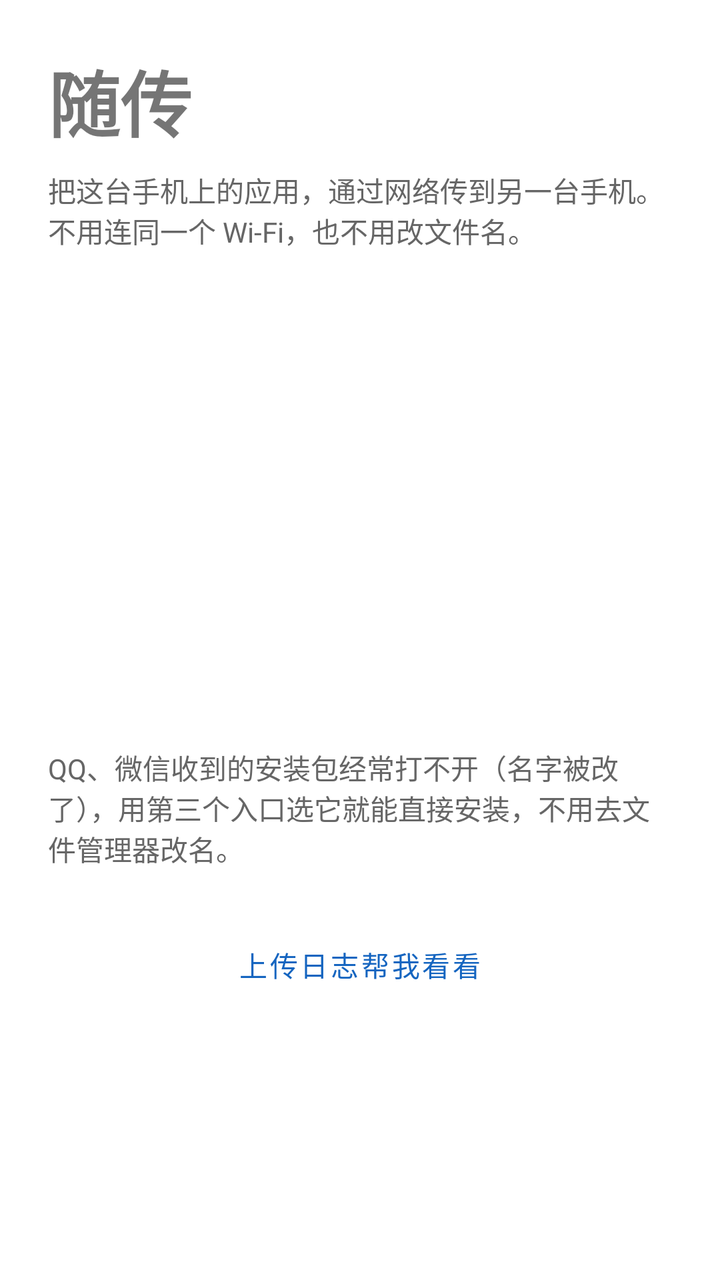
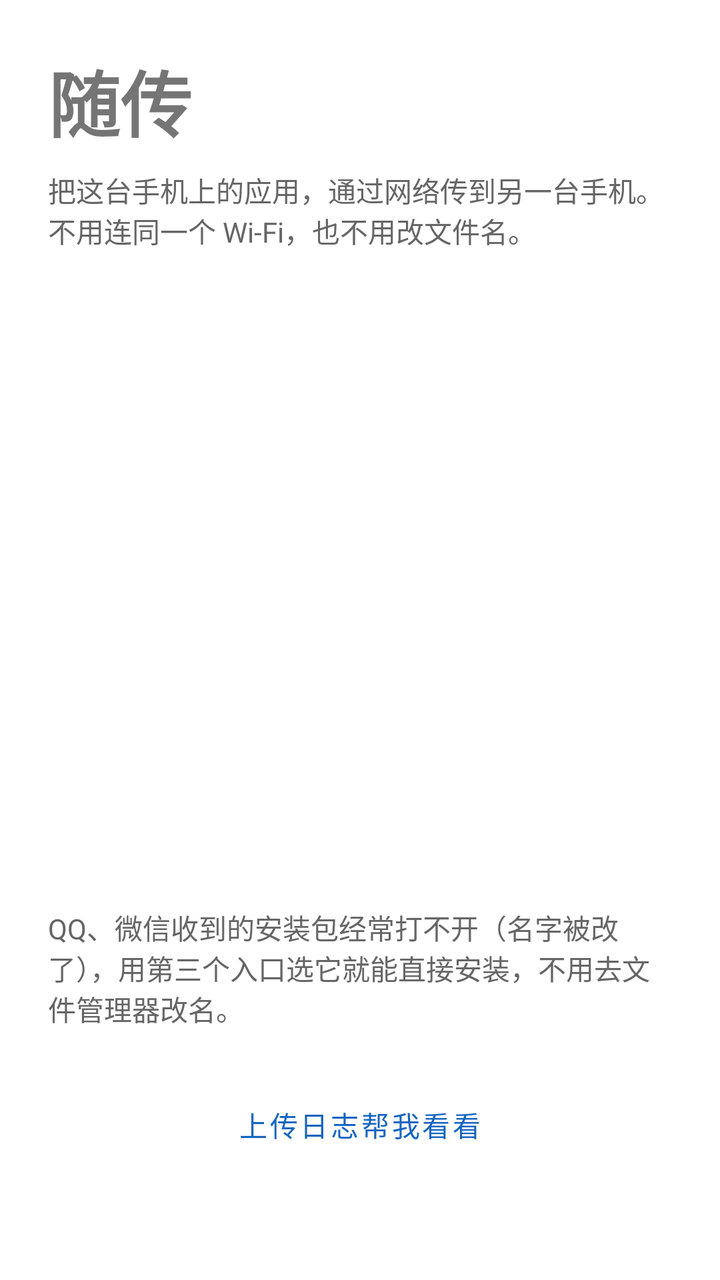

Two renders of the same Android screen: before a commit and after it. Below are the layout's source before the change and the commit's diff.
<!-- AndroidManifest.xml: application theme Theme.Suichuan -->
<!-- res/layout/activity_main.xml -->
<?xml version="1.0" encoding="utf-8"?>
<ScrollView xmlns:android="http://schemas.android.com/apk/res/android"
    android:layout_width="match_parent"
    android:layout_height="match_parent">

    <LinearLayout
        android:layout_width="match_parent"
        android:layout_height="wrap_content"
        android:orientation="vertical"
        android:padding="24dp">

        <TextView
            android:layout_width="match_parent"
            android:layout_height="wrap_content"
            android:text="随传"
            android:textSize="36sp"
            android:textStyle="bold" />

        <TextView
            style="@style/Suichuan.HintText"
            android:text="把这台手机上的应用，通过网络传到另一台手机。不用连同一个 Wi-Fi，也不用改文件名。" />

        <Button
            android:id="@+id/button_send"
            style="@style/Suichuan.BigButton"
            android:text="发送应用" />

        <Button
            android:id="@+id/button_receive"
            style="@style/Suichuan.BigButton"
            android:text="输入取件码" />

        <Button
            android:id="@+id/button_rescue"
            style="@style/Suichuan.BigButton"
            android:text="安装 QQ/微信收到的安装包" />

        <TextView
            style="@style/Suichuan.HintText"
            android:text="QQ、微信收到的安装包经常打不开（名字被改了），用第三个入口选它就能直接安装，不用去文件管理器改名。" />

        <Button
            android:id="@+id/button_upload_log"
            style="@style/Widget.MaterialComponents.Button.TextButton"
            android:layout_width="wrap_content"
            android:layout_height="wrap_content"
            android:layout_gravity="center_horizontal"
            android:layout_marginTop="24dp"
            android:text="上传日志帮我看看" />
    </LinearLayout>
</ScrollView>
<!-- resources referenced by this layout -->
<resources>
  <style name="Suichuan.BigButton" parent="Widget.MaterialComponents.Button">
          <item name="android:layout_width">match_parent</item>
          <item name="android:layout_height">wrap_content</item>
          <item name="android:minHeight">64dp</item>
          <item name="android:textSize">20sp</item>
          <item name="android:layout_marginTop">16dp</item>
      </style>
  <style name="Suichuan.HintText">
          <item name="android:layout_width">match_parent</item>
          <item name="android:layout_height">wrap_content</item>
          <item name="android:textColor">@color/suichuan_text_hint</item>
          <item name="android:textSize">14sp</item>
          <item name="android:layout_marginTop">8dp</item>
      </style>
  <style name="Theme.Suichuan" parent="Theme.MaterialComponents.Light.NoActionBar">
          <item name="colorPrimary">@color/suichuan_primary</item>
          <item name="colorPrimaryDark">@color/suichuan_primary_dark</item>
          <item name="colorAccent">@color/suichuan_accent</item>
      </style>
  <color name="suichuan_text_hint">#666666</color>
  <color name="suichuan_primary">#1565C0</color>
  <color name="suichuan_primary_dark">#0D47A1</color>
  <color name="suichuan_accent">#00897B</color>
</resources>

<!-- the commit's change to res/layout/activity_main.xml (unified diff, before → after) -->
@@ -26,6 +26,11 @@
             android:text="发送应用" />
 
         <Button
+            android:id="@+id/button_send_text"
+            style="@style/Suichuan.BigButton"
+            android:text="发一段文字" />
+
+        <Button
             android:id="@+id/button_receive"
             style="@style/Suichuan.BigButton"
             android:text="输入取件码" />
